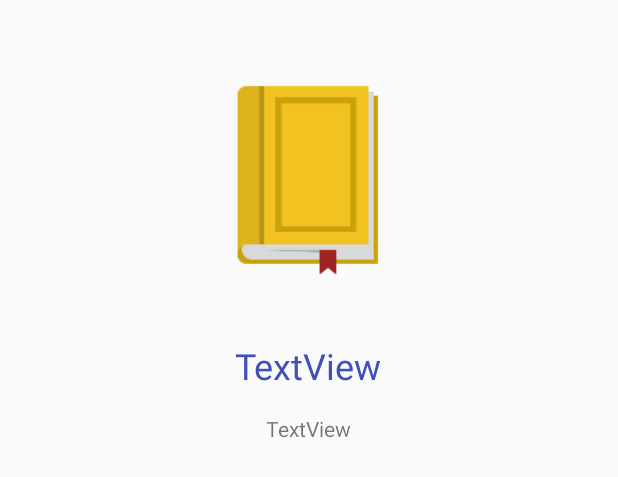
After one commit to Gotsira/FictionsApp, an Android app: the layout activity_book_details.xml on its own in the app's theme, with its tools: preview values and no code run, on a phone screen of 412 x 824 dp. The commit adds this screen. Shown: the top 477 px of the screen. Run offline under Robolectric (Android 15) with nearby library versions, the phone set to English and light mode, and no system bars.

Commit message:
added mvp

```diff
--- /dev/null
+++ b/app/src/main/res/layout/activity_book_details.xml
@@ -0,0 +1,34 @@
+<?xml version="1.0" encoding="utf-8"?>
+<LinearLayout xmlns:android="http://schemas.android.com/apk/res/android"
+    xmlns:app="http://schemas.android.com/apk/res-auto"
+    android:layout_width="match_parent"
+    android:layout_height="match_parent"
+    android:gravity="center_horizontal"
+    android:orientation="vertical"
+    android:padding="15dp">
+    tools:context="com.javasampleapproach.kotlin.gridview.FoodDetails">
+
+    <ImageView
+        android:id="@+id/imgBookDetails"
+        android:layout_width="150dp"
+        android:layout_height="150dp"
+        android:layout_marginTop="30dp"
+        app:srcCompat="@mipmap/ic_launcher_foreground" />
+
+    <TextView
+        android:id="@+id/bookName"
+        android:layout_width="wrap_content"
+        android:layout_height="wrap_content"
+        android:layout_marginTop="32dp"
+        android:text="TextView"
+        android:textColor="@color/colorPrimary"
+        android:textSize="24sp" />
+
+    <TextView
+        android:id="@+id/bookDetails"
+        android:layout_width="wrap_content"
+        android:layout_height="wrap_content"
+        android:layout_marginTop="16dp"
+        android:text="TextView" />
+
+</LinearLayout>
--- /dev/null
+++ b/app/src/main/res/mipmap-anydpi-v26/book_pic.xml
@@ -0,0 +1,5 @@
+<?xml version="1.0" encoding="utf-8"?>
+<adaptive-icon xmlns:android="http://schemas.android.com/apk/res/android">
+    <background android:drawable="@drawable/ic_launcher_background"/>
+    <foreground android:drawable="@mipmap/ic_launcher_foreground"/>
+</adaptive-icon>
--- /dev/null
+++ b/app/src/main/res/mipmap-anydpi-v26/book_pic_round.xml
@@ -0,0 +1,5 @@
+<?xml version="1.0" encoding="utf-8"?>
+<adaptive-icon xmlns:android="http://schemas.android.com/apk/res/android">
+    <background android:drawable="@drawable/ic_launcher_background"/>
+    <foreground android:drawable="@mipmap/ic_launcher_foreground"/>
+</adaptive-icon>
```
Also changed, not shown: app/src/main/java/com/example/got/fictions/adapter/BookAdapter.kt (added, +53 -0 lines), app/src/main/java/com/example/got/fictions/models/Book.kt (added, +15 -0 lines), app/src/main/java/com/example/got/fictions/presenter/BookDetails.kt (added, +20 -0 lines), app/src/main/res/layout/activity_main.xml (+0 -16 lines), app/src/main/res/layout/book_entry.xml (added, +24 -0 lines), app/src/main/book_pic-web.png (added), app/src/main/res/mipmap-hdpi/book_pic.png (added), app/src/main/res/mipmap-hdpi/book_pic_round.png (added), app/src/main/res/mipmap-mdpi/book_pic.png (added), app/src/main/res/mipmap-mdpi/book_pic_round.png (added), app/src/main/res/mipmap-xhdpi/book_pic.png (added), app/src/main/res/mipmap-xhdpi/book_pic_round.png (added), app/src/main/res/mipmap-xxhdpi/book_pic.png (added), app/src/main/res/mipmap-xxhdpi/book_pic_round.png (added), 2 more files.
